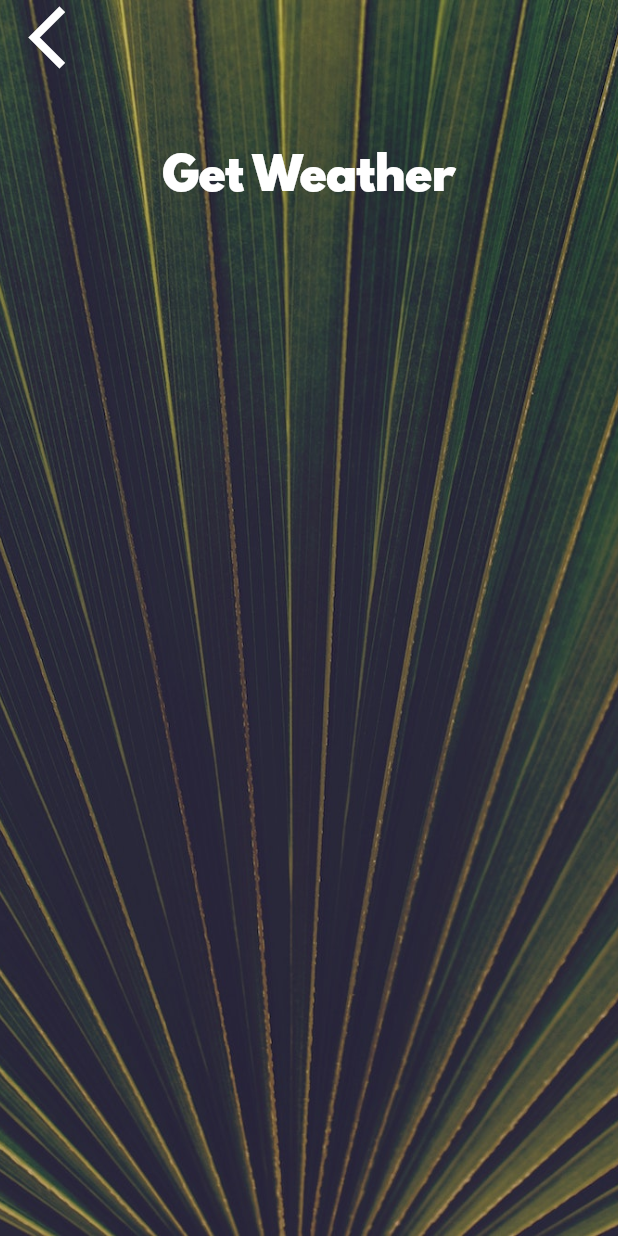
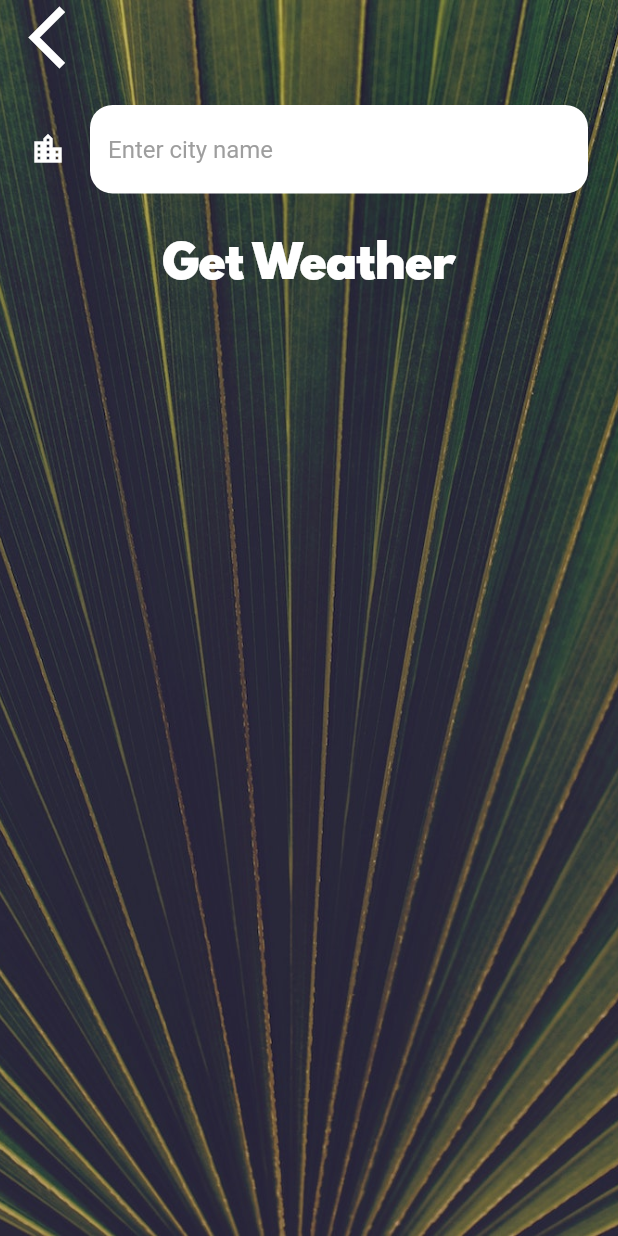
Before and after one commit to kneesaa/flutter-weather-app, a Flutter app: the CityScreen screen opened directly, on a phone screen of 412 x 824 dp. Run offline on Flutter 3.47's test engine with Material 2 defaults, Android fonts, the phone set to English and light mode, and no system bars; our stand-ins replace flutter_spinkit, geolocator; network calls fail.

```diff
--- a/lib/screens/city_screen.dart
+++ b/lib/screens/city_screen.dart
@@ -1,5 +1,5 @@
+import 'package:clima/utilities/constants.dart';
 import 'package:flutter/material.dart';
-import 'package:clima/utilities/constants.dart';
 
 class CityScreen extends StatefulWidget {
   @override
@@ -7,6 +7,8 @@ class CityScreen extends StatefulWidget {
 }
 
 class _CityScreenState extends State<CityScreen> {
+  String cityName;
+
   @override
   Widget build(BuildContext context) {
     return Scaffold(
@@ -24,7 +26,9 @@ class _CityScreenState extends State<CityScreen> {
               Align(
                 alignment: Alignment.topLeft,
                 child: FlatButton(
-                  onPressed: () {},
+                  onPressed: () {
+                    Navigator.pop(context);
+                  },
                   child: Icon(
                     Icons.arrow_back_ios,
                     size: 50.0,
@@ -33,10 +37,20 @@ class _CityScreenState extends State<CityScreen> {
               ),
               Container(
                 padding: EdgeInsets.all(20.0),
-                child: null,
+                child: TextField(
+                  style: TextStyle(
+                    color: Colors.black,
+                  ),
+                  decoration: kTextFieldInputDecoration,
+                  onChanged: (value) {
+                    cityName = value;
+                  },
+                ),
               ),
               FlatButton(
-                onPressed: () {},
+                onPressed: () {
+                  Navigator.pop(context, cityName);
+                },
                 child: Text(
                   'Get Weather',
                   style: kButtonTextStyle,
--- a/lib/utilities/constants.dart
+++ b/lib/utilities/constants.dart
@@ -18,3 +18,22 @@ const kButtonTextStyle = TextStyle(
 const kConditionTextStyle = TextStyle(
   fontSize: 100.0,
 );
+
+const kTextFieldInputDecoration = InputDecoration(
+  filled: true,
+  fillColor: Colors.white,
+  icon: Icon(
+    Icons.location_city,
+    color: Colors.white,
+  ),
+  hintText: 'Enter city name',
+  hintStyle: TextStyle(
+    color: Colors.grey,
+  ),
+  border: OutlineInputBorder(
+    borderRadius: BorderRadius.all(
+      Radius.circular(15),
+    ),
+    borderSide: BorderSide.none,
+  ),
+);
```
Also changed, not shown: lib/screens/location_screen.dart (+13 -1 lines), lib/services/weather.dart (+10 -0 lines), 1 other file.
